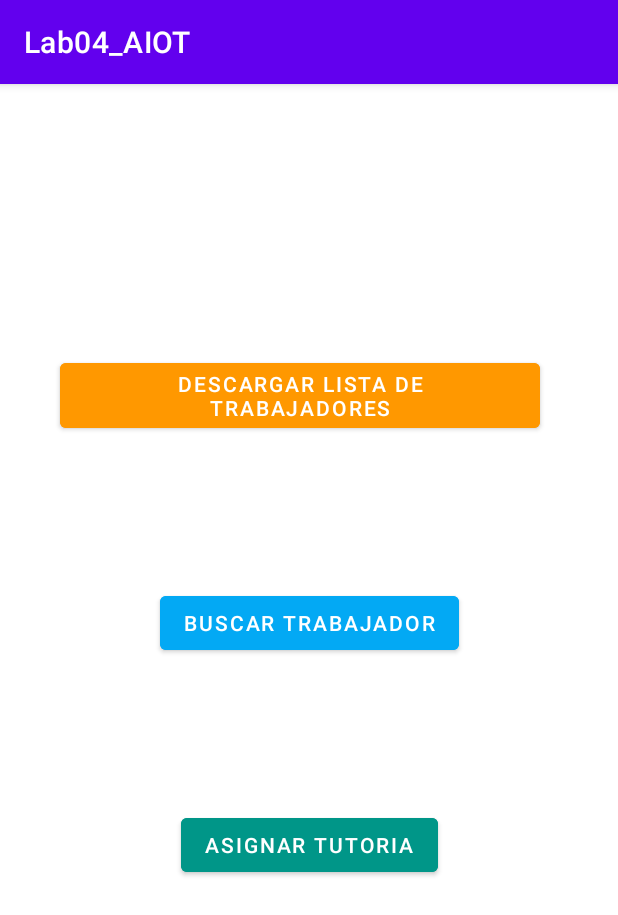
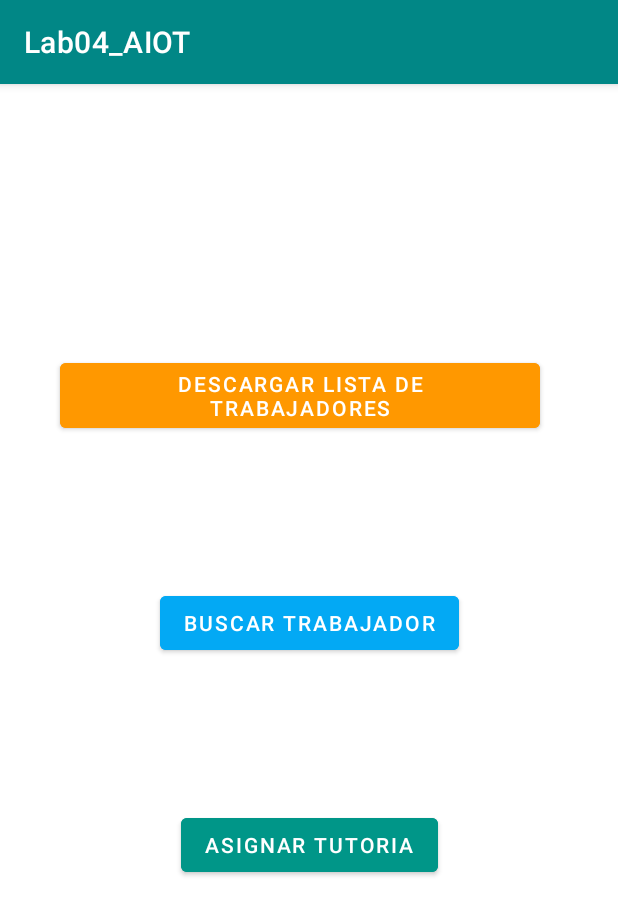
Before and after one commit to SebastianManriqueP/Lab04_20175947_20186098, an Android app: the screen it shows after launch (FlujoTrabajador), after a tap on "TRABAJADOR", on a phone screen of 412 x 824 dp. Shown: the top 915 px of the screen. Run offline under Robolectric (Android 15) with nearby library versions, the phone set to English and light mode, and no system bars.

```diff
--- a/app/src/main/java/com/example/lab04_aiot/MainActivity.java
+++ b/app/src/main/java/com/example/lab04_aiot/MainActivity.java
@@ -1,6 +1,9 @@
 package com.example.lab04_aiot;
 
+import static android.Manifest.permission.POST_NOTIFICATIONS;
+
 import androidx.appcompat.app.AppCompatActivity;
+import androidx.core.app.ActivityCompat;
 import androidx.core.app.NotificationCompat;
 import androidx.core.app.NotificationManagerCompat;
 
@@ -15,25 +18,40 @@ import android.widget.Button;
 
 public class MainActivity extends AppCompatActivity {
     private static final String CHANNEL_ID = "tutor_channel";
+    private static final String CHANNEL_ID2 = "trabajador_channel";
     private static final int NOTIFICATION_ID = 1;
+    private static final int NOTIFICATION_ID2 = 2;
 
     @Override
     protected void onCreate(Bundle savedInstanceState) {
         super.onCreate(savedInstanceState);
         setContentView(R.layout.activity_main);
-        createNotificationChannel();
+        /*Crear canales de Notificacion*/
+        createNotificationChannel("Tutor Channel", "Channel for tutor notifications", CHANNEL_ID);
+        createNotificationChannel("Trabajador Channel", "Channel for trabajador notifications", CHANNEL_ID2);
 
         Button tutorButton = findViewById(R.id.tutorButton);
+        Button trabajadorButton = findViewById(R.id.b_trabajador);
         tutorButton.setOnClickListener(new View.OnClickListener() {
             @Override
             public void onClick(View v) {
                 showTutorNotification();
-                Intent intent=new Intent(MainActivity.this,FlujoTutor.class);
+                Intent intent = new Intent(MainActivity.this, FlujoTutor.class);
                 startActivity(intent);
             }
         });
+        //*Boton Trabajador*/
+        trabajadorButton.setOnClickListener(new View.OnClickListener() {
+            @Override
+            public void onClick(View v) {
+                showTrabajadorNotification();
+                Intent intent = new Intent(MainActivity.this, FlujoTrabajador.class);
+                startActivity(intent);
+            }
+        });
+
+
     }
-
 
 
     public void trabajador(View view) {
@@ -41,17 +59,17 @@ public class MainActivity extends AppCompatActivity {
         startActivity(i);
     }
 
-    private void createNotificationChannel() {
+    private void createNotificationChannel(CharSequence name, String description, String channel_id) {
         if (Build.VERSION.SDK_INT >= Build.VERSION_CODES.O) {
-            CharSequence name = "Tutor Channel";
-            String description = "Channel for tutor notifications";
             int importance = NotificationManager.IMPORTANCE_HIGH;
 
-            NotificationChannel channel = new NotificationChannel(CHANNEL_ID, name, importance);
+            NotificationChannel channel = new NotificationChannel(channel_id, name, importance);
             channel.setDescription(description);
 
             NotificationManager notificationManager = getSystemService(NotificationManager.class);
             notificationManager.createNotificationChannel(channel);
+
+            askPermission();
         }
     }
 
@@ -62,6 +80,34 @@ public class MainActivity extends AppCompatActivity {
                 .setPriority(NotificationCompat.PRIORITY_HIGH);
 
         NotificationManagerCompat notificationManager = NotificationManagerCompat.from(this);
-        notificationManager.notify(NOTIFICATION_ID, builder.build());
+
+        if (ActivityCompat.checkSelfPermission(this, android.Manifest.permission.POST_NOTIFICATIONS) == PackageManager.PERMISSION_GRANTED) {
+            notificationManager.notify(NOTIFICATION_ID, builder.build());
+        }
+    }
+
+    private void showTrabajadorNotification() {
+        NotificationCompat.Builder builder = new NotificationCompat.Builder(this, CHANNEL_ID2)
+                .setSmallIcon(R.drawable.notification_icon)
+                .setContentTitle("Está entrando en modo Empleado")
+                .setPriority(NotificationCompat.PRIORITY_HIGH);
+
+        NotificationManagerCompat notificationManager = NotificationManagerCompat.from(this);
+
+        if (ActivityCompat.checkSelfPermission(this, android.Manifest.permission.POST_NOTIFICATIONS) == PackageManager.PERMISSION_GRANTED) {
+            notificationManager.notify(NOTIFICATION_ID2, builder.build());
+        }
+    }
+
+    public void askPermission(){
+        //android.os.Build.VERSION_CODES.TIRAMISU == 33
+        if (android.os.Build.VERSION.SDK_INT >= Build.VERSION_CODES.TIRAMISU &&
+                ActivityCompat.checkSelfPermission(this, POST_NOTIFICATIONS) ==
+                        PackageManager.PERMISSION_DENIED) {
+
+            ActivityCompat.requestPermissions(MainActivity.this,
+                    new String[]{POST_NOTIFICATIONS},
+                    101);
+        }
     }
 }
--- a/app/src/main/res/values/themes.xml
+++ b/app/src/main/res/values/themes.xml
@@ -2,15 +2,15 @@
     <!-- Base application theme. -->
     <style name="Theme.Lab04_AIOT" parent="Theme.MaterialComponents.DayNight.DarkActionBar">
         <!-- Primary brand color. -->
-        <item name="colorPrimary">@color/purple_500</item>
-        <item name="colorPrimaryVariant">@color/purple_700</item>
+        <item name="colorPrimary">@color/teal_700</item>
+        <item name="colorPrimaryVariant">@color/teal_200</item>
         <item name="colorOnPrimary">@color/white</item>
         <!-- Secondary brand color. -->
         <item name="colorSecondary">@color/teal_200</item>
         <item name="colorSecondaryVariant">@color/teal_700</item>
         <item name="colorOnSecondary">@color/black</item>
         <!-- Status bar color. -->
-        <item name="android:statusBarColor">?attr/colorPrimaryVariant</item>
+        <item name="android:statusBarColor">@color/teal_700</item>
         <!-- Customize your theme here. -->
     </style>
 </resources>
```
